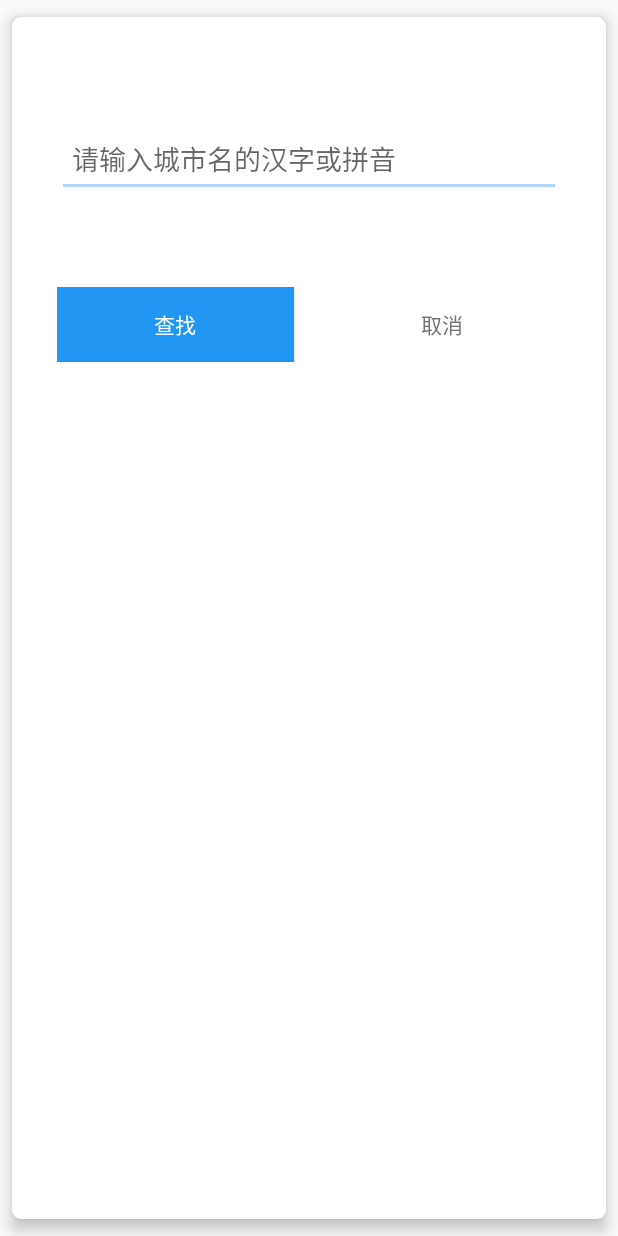
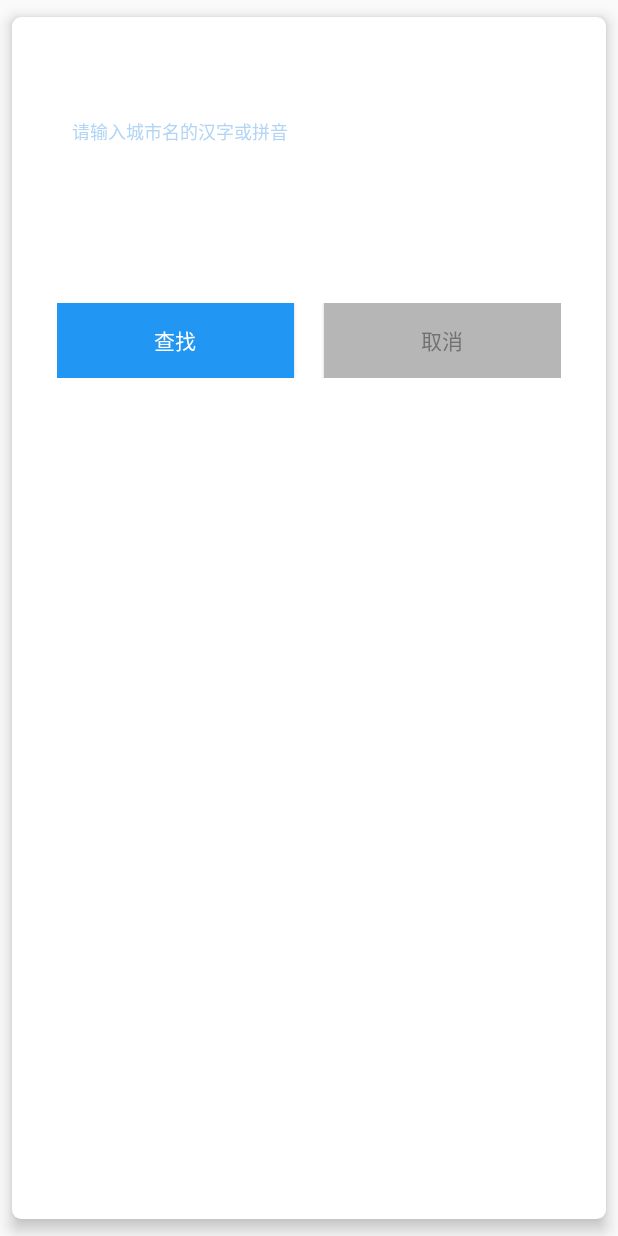
Before and after one commit to zhaochenpu/WenDuTianQi, an Android app: the layout find_city_dialog.xml on its own in the app's theme, with its tools: preview values and no code run, on a phone screen of 412 x 824 dp. Run offline under Robolectric (Android 15) with nearby library versions, the phone set to English and light mode, and no system bars.

Commit message:
20160328w2

```diff
--- a/app/src/main/res/layout/find_city_dialog.xml
+++ b/app/src/main/res/layout/find_city_dialog.xml
@@ -12,7 +12,14 @@
     <LinearLayout
         android:layout_width="match_parent"
         android:layout_height="match_parent"
-        android:orientation="vertical">
+        android:orientation="vertical"
+        >
+        <android.support.design.widget.TextInputLayout
+            android:layout_width="match_parent"
+            android:layout_height="wrap_content"
+            android:layout_marginRight="20dp"
+            android:layout_marginLeft="20dp"
+            android:layout_marginTop="60dp">
         <android.support.design.widget.TextInputEditText
             android:id="@+id/find_city_edit"
             android:layout_width="match_parent"
@@ -21,10 +28,9 @@
             android:inputType="text"
             android:paddingLeft="10sp"
             android:hint="请输入城市名的汉字或拼音"
-            android:layout_marginRight="20dp"
-            android:layout_marginLeft="20dp"
-            android:layout_marginTop="60dp"/>
-
+            android:background="@null"
+           />
+        </android.support.design.widget.TextInputLayout>
         <LinearLayout
             android:layout_width="match_parent"
             android:layout_height="wrap_content"
@@ -48,7 +54,7 @@
                 android:layout_marginLeft="10dp"
                 android:text="取消"
                 android:textColor="@color/SecondaryText"
-                android:background="@null"/>
+                android:background="@color/greyB6"/>
 
         </LinearLayout>
     </LinearLayout>
--- a/app/src/main/res/layout/select_activity.xml
+++ b/app/src/main/res/layout/select_activity.xml
@@ -35,9 +35,10 @@
                 android:src="@mipmap/location"/>
             <TextView
                 android:id="@+id/select_city_location_name"
-                android:layout_marginLeft="20dp"
+                android:layout_marginLeft="10dp"
                 android:layout_width="wrap_content"
                 android:layout_height="wrap_content"
+                android:textSize="16sp"
                 />
         </LinearLayout>
     <RelativeLayout
```
Also changed, not shown: app/src/main/java/com/wendu/wendutianqi/activity/SelectCity.java (+8 -11 lines), app/src/main/java/com/wendu/wendutianqi/activity/TemporaryFind.java (+17 -2 lines), app/src/main/java/com/wendu/wendutianqi/view/FindCityDialog.java (+20 -1 lines), app/src/main/res/drawable/button_radius.xml (added, +18 -0 lines), app/src/main/res/drawable/button_radius2.xml (added, +18 -0 lines), app/src/main/res/layout/select_city_item.xml (+5 -3 lines), app/src/main/res/mipmap-xxxhdpi/ic_search_white.png (added).
